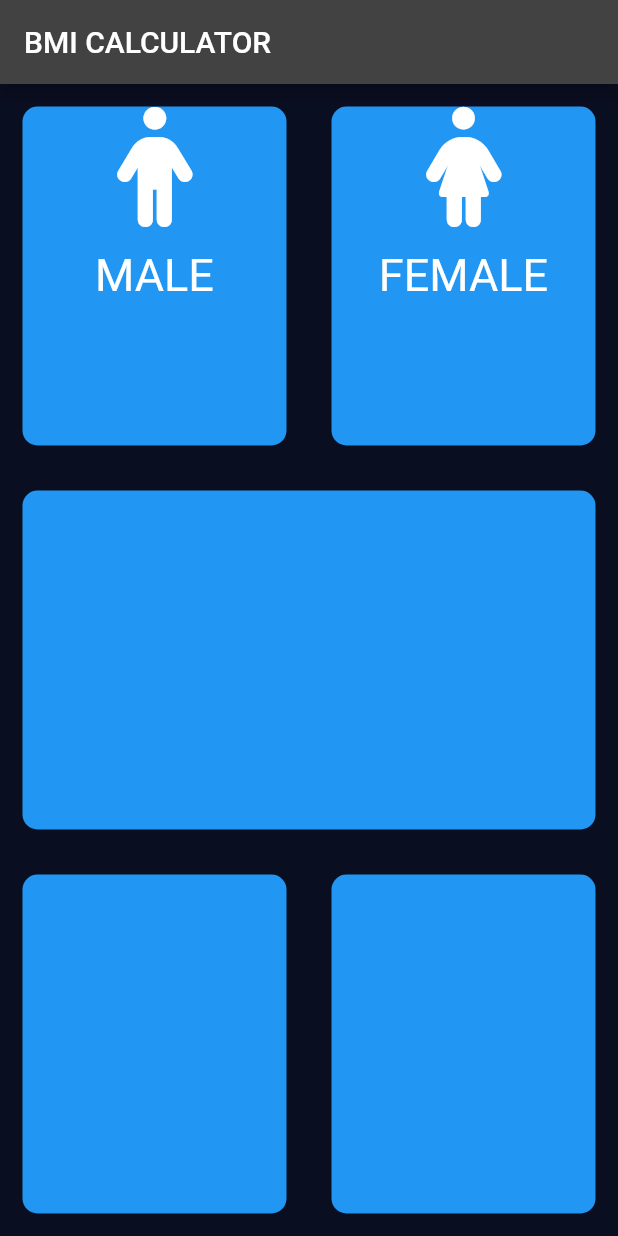
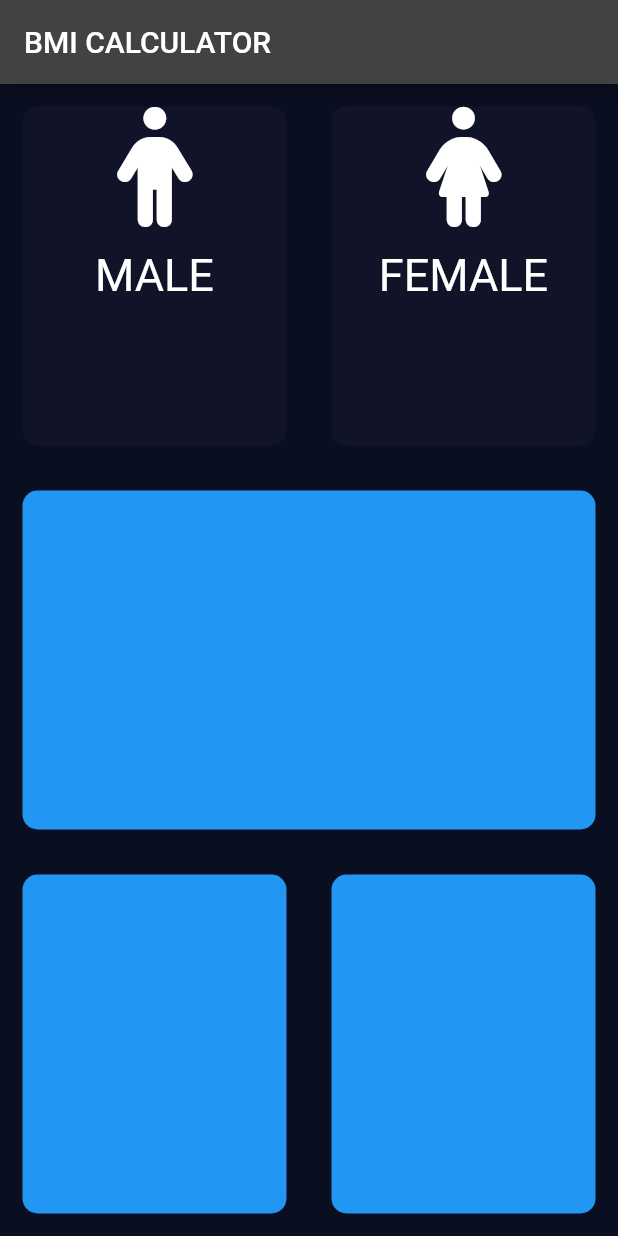
Before and after one commit to faisal2363/bmicalculator, a Flutter app: the screen it shows after launch, on a phone screen of 412 x 824 dp. Run offline on Flutter 3.47's test engine with Material 2 defaults, Android fonts, the phone set to English and light mode, and no system bars; our stand-ins replace font_awesome_flutter.

```diff
--- /dev/null
+++ b/lib/Container file.dart
@@ -0,0 +1,21 @@
+import 'package:flutter/material.dart';
+
+
+class RepeatContainerCode extends StatelessWidget {
+  RepeatContainerCode({@required this.colors,this.cardwidget});
+  final Color? colors;
+  final Widget? cardwidget;
+
+
+  @override
+  Widget build(BuildContext context) {
+    return Container(
+      margin: const EdgeInsets.all(15.0),
+      child: cardwidget,
+      decoration: BoxDecoration(
+        color: colors,
+        borderRadius: BorderRadius.circular(10.0),
+      ),
+    );
+  }
+}
--- a/lib/iconeTextFile.dart
+++ b/lib/iconeTextFile.dart
@@ -0,0 +1,30 @@
+import 'package:flutter/material.dart';
+
+class RepeatTextsndICONeWidget extends StatelessWidget {
+  RepeatTextsndICONeWidget({@required this.iconData, this.label})   ;
+
+  final IconData? iconData;
+  final String? label;
+
+
+
+  @override
+  Widget build(BuildContext context) {
+    return Column(
+      children:  <Widget>[
+        Icon(
+          iconData,
+          size: 80.0,
+        ) ,
+        SizedBox(
+          height: 15.0,
+        ) ,
+        Text(label!,style: TextStyle(
+          fontSize:30.0,
+          color: Colors.white,
+        ),)
+      ],
+
+    );
+  }
+}
--- a/lib/input_page.dart
+++ b/lib/input_page.dart
@@ -1,7 +1,10 @@
 // ignore_for_file: prefer_const_constructors_in_immutables, use_key_in_widget_constructors, empty_constructor_bodies
 import 'package:font_awesome_flutter/font_awesome_flutter.dart';
 import 'package:flutter/material.dart';
-
+import 'iconeTextFile.dart';
+import 'Container file.dart';
+const activeColor = Color(0xFF1D1E33);
+const deActiveColor = Color(0xFF111328);
 class InputPage extends StatefulWidget {
   const InputPage({Key? key}) : super(key: key);
 
@@ -10,6 +13,19 @@ class InputPage extends StatefulWidget {
 }
 
 class _InputPageState extends State<InputPage> {
+ Color maleColor = deActiveColor;
+ Color femaleColor = deActiveColor;
+  void updateColor(int gender){
+    if(gender == 1) {
+      maleColor = activeColor;
+      femaleColor = deActiveColor;
+    }
+    if(gender == 2){
+      maleColor = deActiveColor;
+      femaleColor = activeColor;
+
+    }
+  }
   @override
   Widget build(BuildContext context) {
     return Scaffold(
@@ -20,7 +36,9 @@ class _InputPageState extends State<InputPage> {
         children: <Widget>[
           Expanded(child: Row(
             children: <Widget>[
-              Expanded(child: RepeatContainerCode( colors: Colors.blue,
+              Expanded(
+
+                child: RepeatContainerCode( colors: maleColor,
                cardwidget: RepeatTextsndICONeWidget(
                  iconData: FontAwesomeIcons.male,
                  label: 'MALE',
@@ -28,11 +46,28 @@ class _InputPageState extends State<InputPage> {
               ),
 
               ),
-              Expanded(child: RepeatContainerCode( colors: Colors.blue,
-              cardwidget: RepeatTextsndICONeWidget(iconData: FontAwesomeIcons.female,
-                 label: 'FEMALE',
+              Expanded(
+                child: GestureDetector(
+                  onTap: (){
+                   setState(() {
+                     updateColor(1);
+                   });
+
+                  },
+                  child: GestureDetector(
+                    onTap: (){
+                      setState(() {
+                        updateColor(2);
+                      });
+
+                    },
+                    child: RepeatContainerCode( colors: femaleColor,
+                      cardwidget: RepeatTextsndICONeWidget(iconData: FontAwesomeIcons.female,
+                     label: 'FEMALE',
               ),
               ),
+                  ),
+                ),
 
               ) ,
 
@@ -55,51 +90,6 @@ class _InputPageState extends State<InputPage> {
   }
 }
 
-class RepeatTextsndICONeWidget extends StatelessWidget {
-  RepeatTextsndICONeWidget({@required this.iconData, this.label})   ;
-
-  final IconData? iconData;
-  final String? label;
 
 
-
-  @override
-  Widget build(BuildContext context) {
-    return Column(
-      children:  <Widget>[
-        Icon(
-           iconData,
-          size: 80.0,
-        ) ,
-        SizedBox(
-          height: 15.0,
-        ) ,
-        Text(label!,style: TextStyle(
-          fontSize:30.0,
-          color: Colors.white,
-        ),)
-      ],
-
-    );
-  }
-}
-
 // ignore: must_be_immutable
-class RepeatContainerCode extends StatelessWidget {
-  RepeatContainerCode({@required this.colors,this.cardwidget});
-     final Color? colors;
-     final Widget? cardwidget;
-
-
-  @override
-  Widget build(BuildContext context) {
-    return Container(
-      margin: const EdgeInsets.all(15.0),
-      child: cardwidget,
-      decoration: BoxDecoration(
-        color: colors,
-        borderRadius: BorderRadius.circular(10.0),
-      ),
-    );
-  }
-}
```
